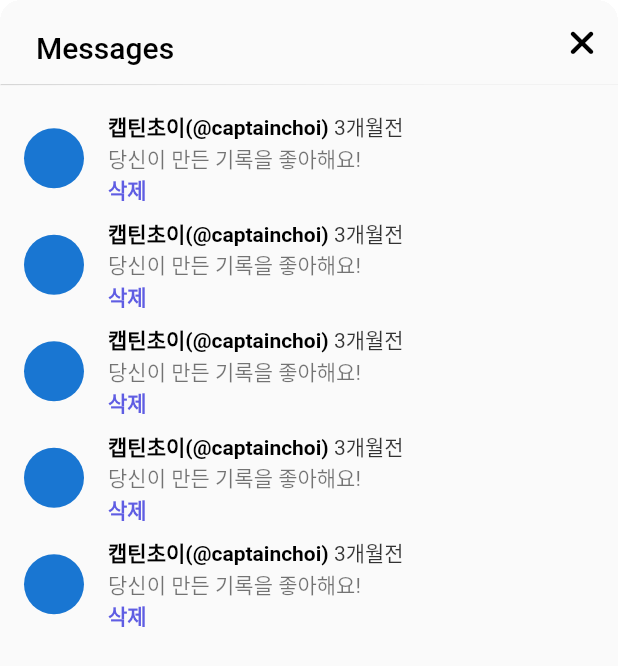
After one commit to lvecon/surfify, a Flutter app: the MessageScreen screen opened directly, on a phone screen of 412 x 824 dp. The commit adds this screen. Shown: the top 666 px of the screen. Run offline on Flutter 3.47's test engine with Material 2 defaults, Android fonts, the light colour scheme and no system bars; our stand-ins replace camera, firebase_auth, firebase_core, flutter_riverpod, font_awesome_flutter, gallery_saver and 5 more; accounts and stored records are empty; generated files the repository leaves out were written again; network calls fail.

Commit message:
add message

```diff
--- a/lib/features/initial_screen.dart
+++ b/lib/features/initial_screen.dart
@@ -68,6 +68,7 @@ class InitialScreen extends ConsumerWidget {
               Gaps.v12,
               GestureDetector(
                   onTap: () {
+                    ref.read(socialAuthProvider.notifier).googleSignUp(context);
                     onRegisterTap(context);
                   },
                   child: const BoxButton(text: '회원가입', color: false)),
--- /dev/null
+++ b/lib/features/message/message_screen.dart
@@ -0,0 +1,139 @@
+import 'package:flutter/material.dart';
+import 'package:font_awesome_flutter/font_awesome_flutter.dart';
+
+import '../../constants/gaps.dart';
+import '../../constants/sizes.dart';
+
+class MessageScreen extends StatefulWidget {
+  const MessageScreen({super.key});
+
+  @override
+  State<MessageScreen> createState() => _MessageScreenState();
+}
+
+class _MessageScreenState extends State<MessageScreen> {
+  final List<String> _notifications = List.generate(5, (index) => "$index 개월전");
+  void _onDismissed(String notification) {
+    _notifications.remove(notification);
+    setState(() {});
+  }
+
+  @override
+  Widget build(BuildContext context) {
+    final size = MediaQuery.of(context).size;
+    void _onClosePressed() {
+      Navigator.of(context).pop();
+    }
+
+    return Container(
+      height: size.height * 0.75,
+      clipBehavior: Clip.hardEdge,
+      decoration: BoxDecoration(
+        borderRadius: BorderRadius.circular(Sizes.size14),
+      ),
+      child: Scaffold(
+        appBar: AppBar(
+          elevation: 0.3,
+          centerTitle: false,
+          backgroundColor: Colors.grey.shade50,
+          automaticallyImplyLeading: false,
+          title: const Padding(
+            padding: EdgeInsets.only(
+              top: Sizes.size8,
+              left: Sizes.size8,
+            ),
+            child: Text(
+              "Messages",
+              style: TextStyle(
+                fontSize: Sizes.size20,
+                color: Colors.black,
+              ),
+            ),
+          ),
+          actions: [
+            IconButton(
+              onPressed: _onClosePressed,
+              icon: const FaIcon(FontAwesomeIcons.xmark, color: Colors.black),
+            ),
+          ],
+        ),
+        body: ListView(
+          children: [
+            Gaps.v14,
+            for (var notification in _notifications)
+              Dismissible(
+                key: Key(notification),
+                onDismissed: (direction) => _onDismissed(notification),
+                background: Container(
+                  alignment: Alignment.centerLeft,
+                  color: Colors.green,
+                  child: const Padding(
+                    padding: EdgeInsets.only(
+                      left: Sizes.size10,
+                    ),
+                    child: FaIcon(
+                      FontAwesomeIcons.checkDouble,
+                      color: Colors.white,
+                      size: Sizes.size32,
+                    ),
+                  ),
+                ),
+                secondaryBackground: Container(
+                  alignment: Alignment.centerRight,
+                  color: Colors.red,
+                  child: const Padding(
+                    padding: EdgeInsets.only(
+                      right: Sizes.size10,
+                    ),
+                    child: FaIcon(
+                      FontAwesomeIcons.trashCan,
+                      color: Colors.white,
+                      size: Sizes.size32,
+                    ),
+                  ),
+                ),
+                child: ListTile(
+                  leading: const CircleAvatar(),
+                  title: RichText(
+                    text: TextSpan(
+                      text: "캡틴초이(@captainchoi)",
+                      style: const TextStyle(
+                        fontWeight: FontWeight.w600,
+                        color: Colors.black,
+                      ),
+                      children: [
+                        TextSpan(
+                            text: " 3개월전",
+                            style: TextStyle(
+                              fontWeight: FontWeight.normal,
+                              color: Colors.black.withOpacity(0.8),
+                            )),
+                      ],
+                    ),
+                  ),
+                  subtitle: Column(
+                    crossAxisAlignment: CrossAxisAlignment.start,
+                    children: [
+                      const Text("당신이 만든 기록을 좋아해요!"),
+                      GestureDetector(
+                        onTap: () {
+                          _onDismissed(notification);
+                        },
+                        child: Text(
+                          "삭제",
+                          style: TextStyle(
+                            color: Theme.of(context).primaryColor,
+                            fontWeight: FontWeight.bold,
+                          ),
+                        ),
+                      ),
+                    ],
+                  ),
+                ),
+              )
+          ],
+        ),
+      ),
+    );
+  }
+}
--- a/lib/features/video/widgets/video_post.dart
+++ b/lib/features/video/widgets/video_post.dart
@@ -77,9 +77,13 @@ class _VideoPostState extends State<VideoPost>
         !_videoPlayerController.value.isPlaying) {
       _videoPlayerController.play();
     }
+    if (_videoPlayerController.value.isPlaying && info.visibleFraction == 0) {
+      _onTogglePause();
+    }
   }
 
   void _onTogglePause() {
+    if (!mounted) return;
     if (_videoPlayerController.value.isPlaying) {
       _videoPlayerController.pause();
       _animationController.reverse();
--- a/lib/router.dart
+++ b/lib/router.dart
@@ -10,7 +10,7 @@ import 'features/authentication/repos/authentication_repo.dart';
 
 final routerProvider = Provider((ref) {
   return GoRouter(
-    initialLocation: VideoRecordingScreen.routeName,
+    initialLocation: MainNavigationScreen.routeName,
     redirect: (context, state) {
       final isLoggedIn = ref.read(authRepo).isLoggedIn;
       if (!isLoggedIn) {
--- a/lib/widgets/form_button.dart
+++ b/lib/widgets/form_button.dart
@@ -15,7 +15,7 @@ class FormButton extends StatelessWidget {
   @override
   Widget build(BuildContext context) {
     return FractionallySizedBox(
-      widthFactor: 1,
+      widthFactor: 0.9,
       child: AnimatedContainer(
         padding: const EdgeInsets.symmetric(
           vertical: Sizes.size16,
```
Also changed, not shown: lib/features/authentication/policy_agreement_screen.dart (+16 -8 lines), lib/features/authentication/register_profile_screen.dart (+15 -18 lines), lib/features/authentication/repos/authentication_repo.dart (+11 -0 lines), lib/features/authentication/view_models/social_auth_view_model.dart (+14 -2 lines), lib/features/main_navigation/main_navigation_screen.dart (+15 -12 lines), lib/features/profile/profile_screen.dart (added, +24 -0 lines), lib/features/tutorial/tutorial_screen.dart (deleted, +0 -14 lines), lib/features/video/video_screen.dart (deleted, +0 -14 lines), lib/features/video/widgets/video_comments.dart (+6 -2 lines).
